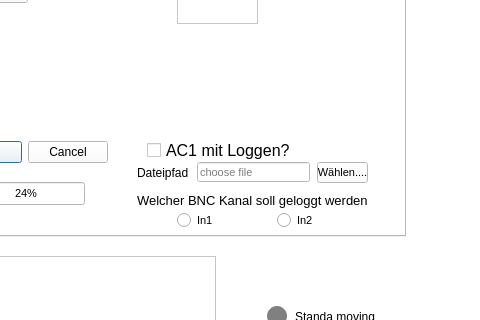
Old version of the form standa_pyrpl_gui.ui in the repository treeTUkl/pyrpl_user_dir; both pictures show x 305 to 785 and y 254 to 574 of the 785 by 810 pixel window.
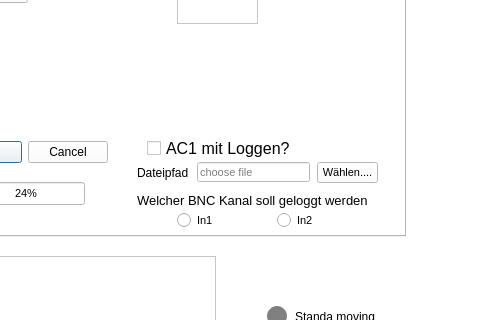
New version of the form. The open tabs and pages were chosen to show the change.

Patch:
```diff
--- a/standa_pyrpl_gui.ui
+++ b/standa_pyrpl_gui.ui
@@ -1151,7 +1151,7 @@
        <rect>
         <x>580</x>
         <y>380</y>
-        <width>51</width>
+        <width>61</width>
         <height>21</height>
        </rect>
       </property>
@@ -1278,9 +1278,9 @@
       <property name="geometry">
        <rect>
         <x>410</x>
-        <y>360</y>
+        <y>356</y>
         <width>151</width>
-        <height>17</height>
+        <height>21</height>
        </rect>
       </property>
       <property name="font">
```
Left out of the diff: 2 changed lines with no effect on the pictures.
